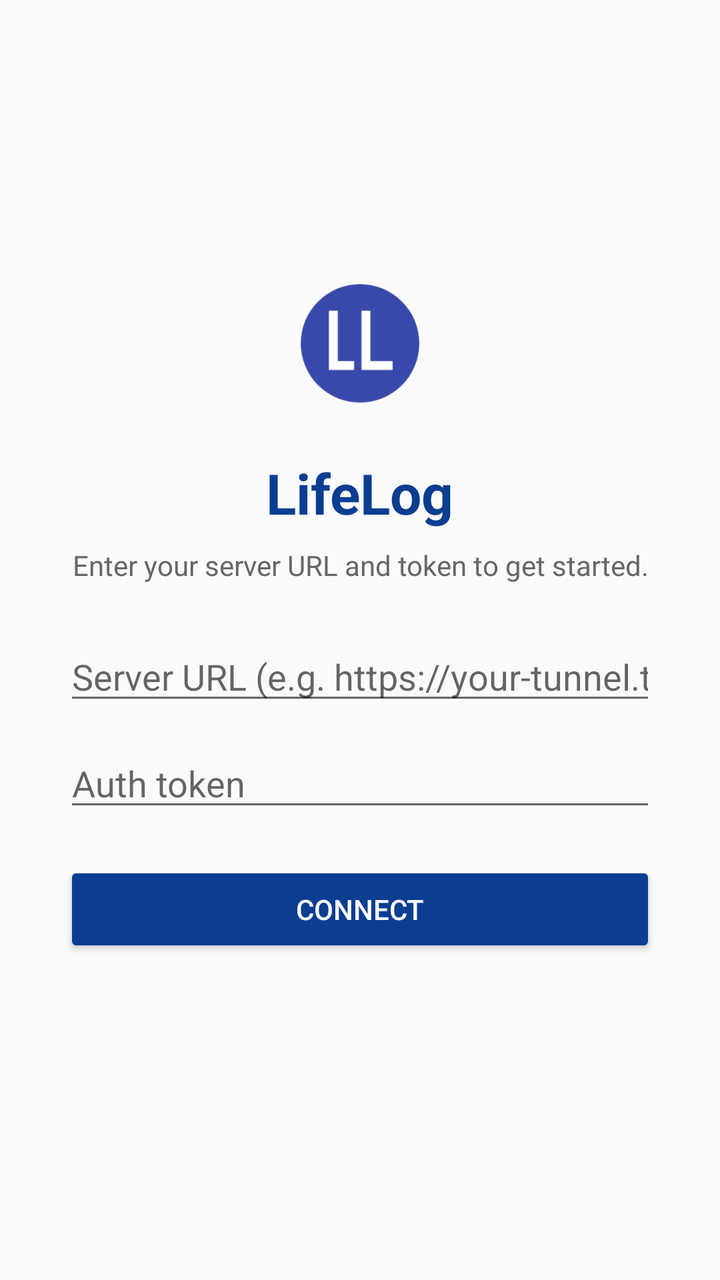
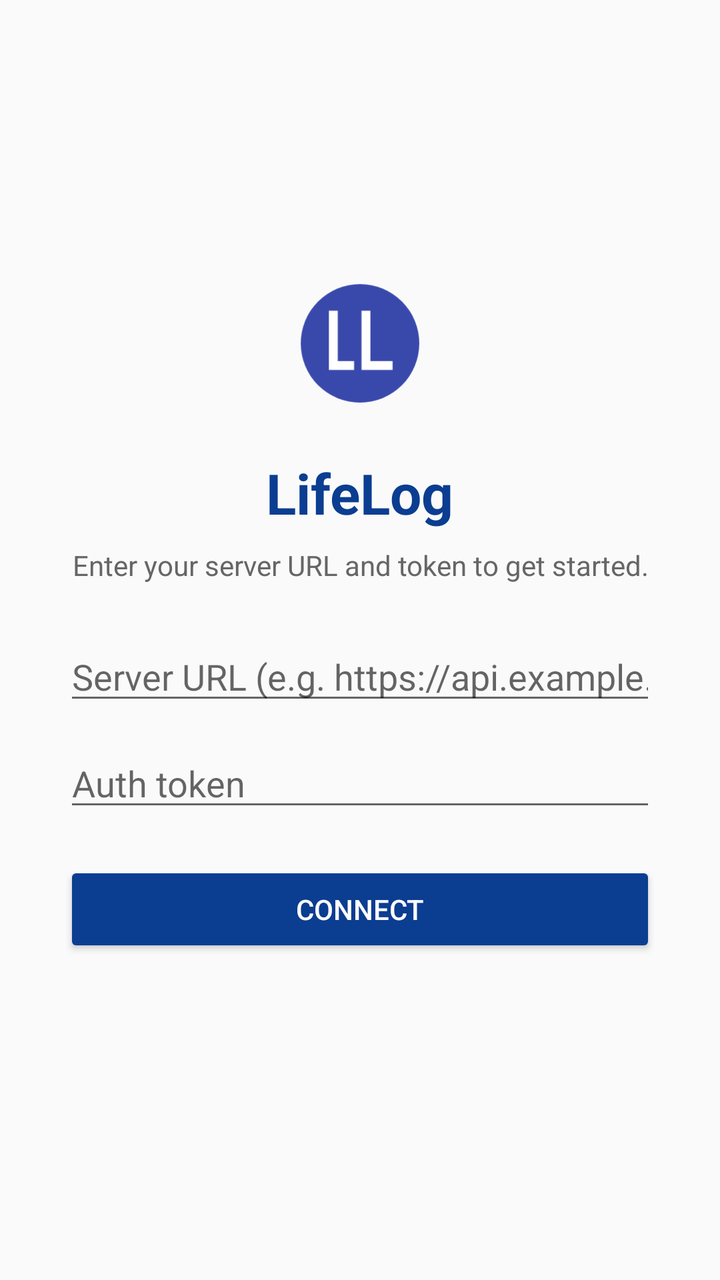

Compare the two renders of this Android layout. The source of the first and the diff that turns it into the second are given below.
<!-- AndroidManifest.xml: application theme Theme.LifeLogPhone -->
<!-- res/layout/activity_setup.xml -->
<?xml version="1.0" encoding="utf-8"?>
<LinearLayout xmlns:android="http://schemas.android.com/apk/res/android"
    android:layout_width="match_parent"
    android:layout_height="match_parent"
    android:orientation="vertical"
    android:gravity="center"
    android:padding="32dp"
    android:background="#FAFAFA">

    <ImageView
        android:layout_width="80dp"
        android:layout_height="80dp"
        android:src="@drawable/ic_launcher_foreground"
        android:layout_marginBottom="16dp"
        android:contentDescription="LifeLog" />

    <TextView
        android:layout_width="wrap_content"
        android:layout_height="wrap_content"
        android:text="LifeLog"
        android:textSize="28sp"
        android:textStyle="bold"
        android:textColor="#0B3D91"
        android:layout_marginBottom="8dp"/>

    <TextView
        android:layout_width="wrap_content"
        android:layout_height="wrap_content"
        android:text="Enter your server URL and token to get started."
        android:textSize="14sp"
        android:textColor="#666666"
        android:layout_marginBottom="24dp"
        android:gravity="center"/>

    <EditText
        android:id="@+id/setupBaseUrl"
        android:layout_width="match_parent"
        android:layout_height="wrap_content"
        android:hint="Server URL (e.g. https://your-tunnel.trycloudflare.com)"
        android:inputType="textUri"
        android:layout_marginBottom="12dp"/>

    <EditText
        android:id="@+id/setupToken"
        android:layout_width="match_parent"
        android:layout_height="wrap_content"
        android:hint="Auth token"
        android:inputType="textPassword"
        android:layout_marginBottom="20dp"/>

    <Button
        android:id="@+id/setupConnect"
        android:layout_width="match_parent"
        android:layout_height="wrap_content"
        android:text="Connect"
        android:backgroundTint="#0B3D91"
        android:textColor="#FFFFFF"/>

    <TextView
        android:id="@+id/setupStatus"
        android:layout_width="wrap_content"
        android:layout_height="wrap_content"
        android:layout_marginTop="12dp"
        android:textSize="13sp"
        android:textColor="#B00020"/>

</LinearLayout>
<!-- resources referenced by this layout -->
<resources>
  <!-- drawable ic_launcher_foreground (drawable) -->
  <?xml version="1.0" encoding="utf-8"?>
  <vector xmlns:android="http://schemas.android.com/apk/res/android"
      android:width="108dp"
      android:height="108dp"
      android:viewportWidth="108"
      android:viewportHeight="108">
      
      <path
          android:fillColor="#3949AB"
          android:pathData="M54,54m-40,0a40,40 0,1 1,80 0a40,40 0,1 1,-80 0"/>
      
      <path
          android:fillColor="#FFFFFF"
          android:pathData="M33,32 L33,72 L50,72 L50,66 L39,66 L39,32 Z"/>
      
      <path
          android:fillColor="#FFFFFF"
          android:pathData="M55,32 L55,72 L76,72 L76,66 L61,66 L61,32 Z"/>
  </vector>
  <style name="Theme.LifeLogPhone" parent="Theme.AppCompat.DayNight.NoActionBar">
          <item name="colorPrimary">#3949AB</item>
          <item name="colorPrimaryDark">#283593</item>
          <item name="colorAccent">#F2C94C</item>
      </style>
</resources>

<!-- the commit's change to res/layout/activity_setup.xml (unified diff, before → after) -->
@@ -36,7 +36,7 @@
         android:id="@+id/setupBaseUrl"
         android:layout_width="match_parent"
         android:layout_height="wrap_content"
-        android:hint="Server URL (e.g. https://your-tunnel.trycloudflare.com)"
+        android:hint="Server URL (e.g. https://api.example.com)"
         android:inputType="textUri"
         android:layout_marginBottom="12dp"/>
 
